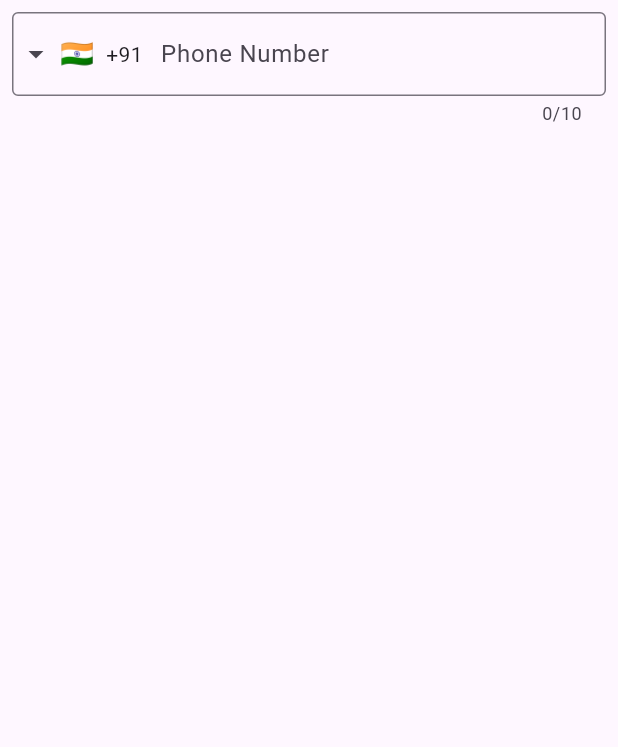
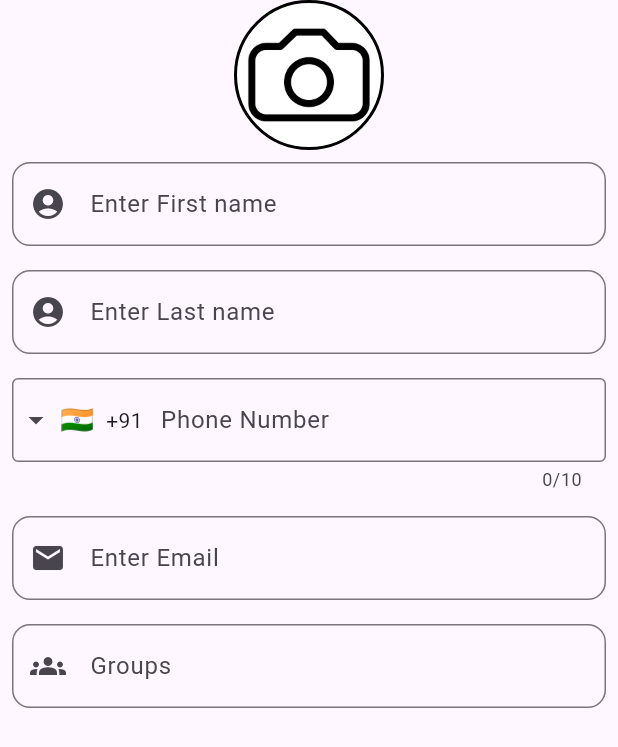
Before and after one commit to Purvravani0587/chat_apps, a Flutter app: the screen it shows after launch, on a phone screen of 412 x 824 dp. Shown: the top 747 px of the screen. Run offline on Flutter 3.47's test engine with Material 3 defaults, Android fonts, the phone set to English and light mode, and no system bars; drawn by our look-alikes of intl_phone_field; our stand-ins replace firebase_auth, firebase_core, flutter_signin_button, google_sign_in, sqflite; missing offline and left inert: flutter_facebook_auth; accounts and stored records are empty.

Commit message:
add_contact

```diff
--- a/lib/scren/home/contact_screen.dart
+++ b/lib/scren/home/contact_screen.dart
@@ -1,3 +1,5 @@
+import 'dart:io';
+
 import 'package:flutter/material.dart';
 import 'package:intl_phone_field/intl_phone_field.dart';
 
@@ -9,14 +11,66 @@ class Contact extends StatefulWidget {
 }
 
 class _ContactState extends State<Contact> {
+  bool temp_image = false;
+
   @override
   Widget build(BuildContext context) {
     return Scaffold(
-      body: Column(children: [
+      body: Column(
+        children: [
+          InkWell(
+            onTap: () {
+              temp_image = true;
+              setState(() {});
+            },
+            child: Container(
+                height: 100,
+                width: 100,
+                decoration: (temp_image)
+                    ? BoxDecoration(
+                        borderRadius: BorderRadius.circular(50),
+                        border: Border.all(width: 2, color: Colors.black),
+                        image: DecorationImage(image: FileImage(File(""))))
+                    : BoxDecoration(
+                        borderRadius: BorderRadius.circular(50),
+                        border: Border.all(width: 2, color: Colors.black),
+                        image: DecorationImage(
+                            image: AssetImage("image/Unknown.png")))),
+          ),
+          Padding(
+            padding: const EdgeInsets.all(8.0),
+            child: TextField(
+              keyboardType: TextInputType.visiblePassword,
+              decoration: InputDecoration(
+                floatingLabelBehavior: FloatingLabelBehavior.never,
+                labelText: "Enter First name",
+                border: OutlineInputBorder(
+                  borderRadius:
+                      BorderRadius.circular(12), // Apply corner radius
+                ),
+                prefixIcon: const Icon(Icons.account_circle, size: 24),
+              ),
+            ),
+          ),
+          Padding(
+            padding: const EdgeInsets.all(8.0),
+            child: TextField(
+              keyboardType: TextInputType.visiblePassword,
+              decoration: InputDecoration(
+                floatingLabelBehavior: FloatingLabelBehavior.never,
+                labelText: "Enter Last name",
+                border: OutlineInputBorder(
+                  borderRadius:
+                      BorderRadius.circular(12), // Apply corner radius
+                ),
+                prefixIcon: const Icon(Icons.account_circle, size: 24),
+              ),
+            ),
+          ),
           Padding(
             padding: const EdgeInsets.all(8.0),
             child: IntlPhoneField(
-            decoration: InputDecoration(
+              decoration: InputDecoration(prefixIcon: Icon(Icons.phone),
                 labelText: 'Phone Number',
                 border: OutlineInputBorder(
                   borderSide: BorderSide(),
@@ -27,8 +81,39 @@ class _ContactState extends State<Contact> {
                 print(phone.completeNumber);
               },
             ),
-        )
-      ],),
+          ),
+          Padding(
+            padding: const EdgeInsets.all(8.0),
+            child: TextField(
+              keyboardType: TextInputType.visiblePassword,
+              decoration: InputDecoration(
+                floatingLabelBehavior: FloatingLabelBehavior.never,
+                labelText: "Enter Email",
+                border: OutlineInputBorder(
+                  borderRadius:
+                      BorderRadius.circular(12), // Apply corner radius
+                ),
+                prefixIcon: const Icon(Icons.email, size: 24),
+              ),
+            ),
+          ),
+          Padding(
+            padding: const EdgeInsets.all(8.0),
+            child: TextField(
+              keyboardType: TextInputType.visiblePassword,
+              decoration: InputDecoration(
+                floatingLabelBehavior: FloatingLabelBehavior.never,
+                labelText: "Groups",
+                border: OutlineInputBorder(
+                  borderRadius:
+                      BorderRadius.circular(12), // Apply corner radius
+                ),
+                prefixIcon: const Icon(Icons.groups, size: 24),
+              ),
+            ),
+          ),
+        ],
+      ),
     );
   }
 }
```
Also changed, not shown: image/Unknown.png (added). Lines whose indentation alone changed are shown as unchanged.
